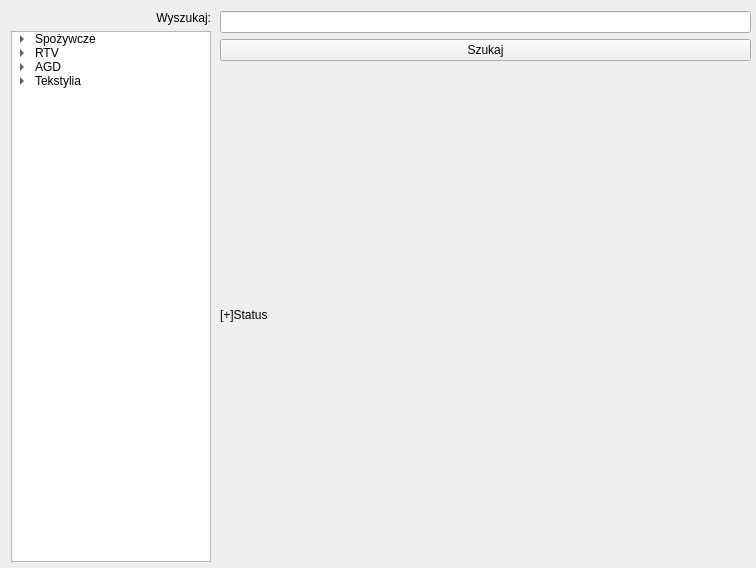
The window that Szukajka/szukajka.ui (Librianin/Poszukiwacz) describes before a commit, drawn with Qt 5.
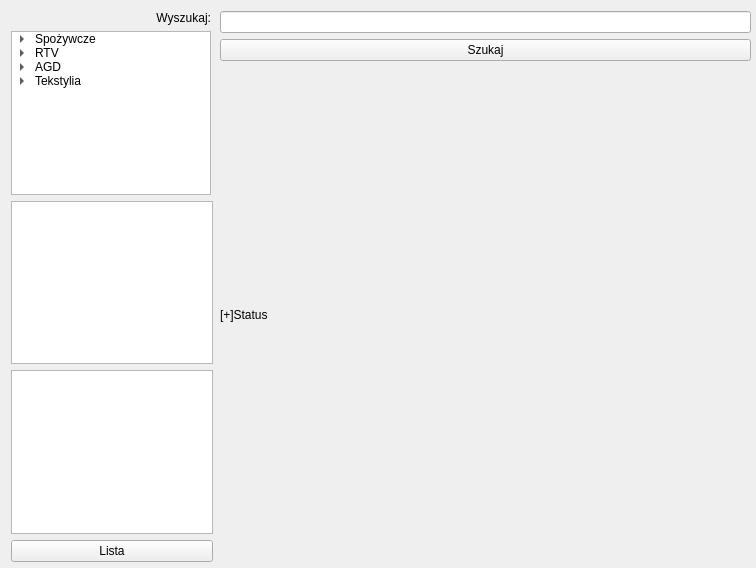
The same window after the commit.

Diff of the .ui file:
```diff
--- a/Szukajka/szukajka.ui
+++ b/Szukajka/szukajka.ui
@@ -165,6 +165,19 @@
        </item>
       </widget>
      </item>
+     <item>
+      <widget class="QTreeView" name="treeView"/>
+     </item>
+     <item>
+      <widget class="QListView" name="cos"/>
+     </item>
+     <item>
+      <widget class="QPushButton" name="pushButton">
+       <property name="text">
+        <string>Lista</string>
+       </property>
+      </widget>
+     </item>
     </layout>
    </widget>
   </widget>
```
